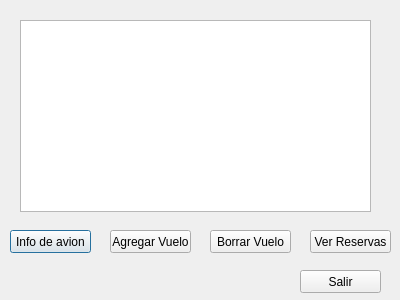
diegomtzm/VivaAvion, file vervuelosadmin.ui: the form before one commit.
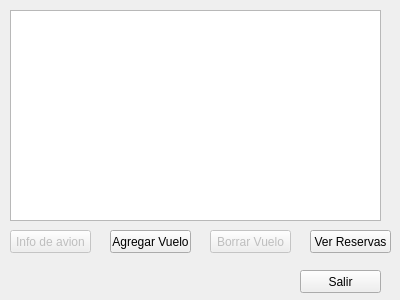
The form after the commit.

Patch:
```diff
--- a/vervuelosadmin.ui
+++ b/vervuelosadmin.ui
@@ -13,17 +13,10 @@
   <property name="windowTitle">
    <string>Dialog</string>
   </property>
-  <widget class="QListWidget" name="listWidget_verVuelos_A">
-   <property name="geometry">
-    <rect>
-     <x>20</x>
-     <y>20</y>
-     <width>351</width>
-     <height>192</height>
-    </rect>
-   </property>
-  </widget>
   <widget class="QPushButton" name="infoAvion">
+   <property name="enabled">
+    <bool>false</bool>
+   </property>
    <property name="geometry">
     <rect>
      <x>10</x>
@@ -35,8 +28,14 @@
    <property name="text">
     <string>Info de avion</string>
    </property>
+   <property name="autoDefault">
+    <bool>false</bool>
+   </property>
   </widget>
   <widget class="QPushButton" name="borrarVuelo">
+   <property name="enabled">
+    <bool>false</bool>
+   </property>
    <property name="geometry">
     <rect>
      <x>210</x>
@@ -48,6 +47,9 @@
    <property name="text">
     <string>Borrar Vuelo</string>
    </property>
+   <property name="autoDefault">
+    <bool>false</bool>
+   </property>
   </widget>
   <widget class="QPushButton" name="agregarVuelo">
    <property name="geometry">
@@ -61,6 +63,9 @@
    <property name="text">
     <string>Agregar Vuelo</string>
    </property>
+   <property name="autoDefault">
+    <bool>false</bool>
+   </property>
   </widget>
   <widget class="QPushButton" name="salir_V_A">
    <property name="geometry">
@@ -74,6 +79,9 @@
    <property name="text">
     <string>Salir</string>
    </property>
+   <property name="autoDefault">
+    <bool>false</bool>
+   </property>
   </widget>
   <widget class="QPushButton" name="verReserva_V_A">
    <property name="geometry">
@@ -86,6 +94,25 @@
    </property>
    <property name="text">
     <string>Ver Reservas</string>
+   </property>
+   <property name="autoDefault">
+    <bool>false</bool>
+   </property>
+  </widget>
+  <widget class="QTableWidget" name="tableWidget_vuelosAdmin">
+   <property name="geometry">
+    <rect>
+     <x>10</x>
+     <y>10</y>
+     <width>371</width>
+     <height>211</height>
+    </rect>
+   </property>
+   <property name="editTriggers">
+    <set>QAbstractItemView::NoEditTriggers</set>
+   </property>
+   <property name="selectionBehavior">
+    <enum>QAbstractItemView::SelectRows</enum>
    </property>
   </widget>
  </widget>
```
